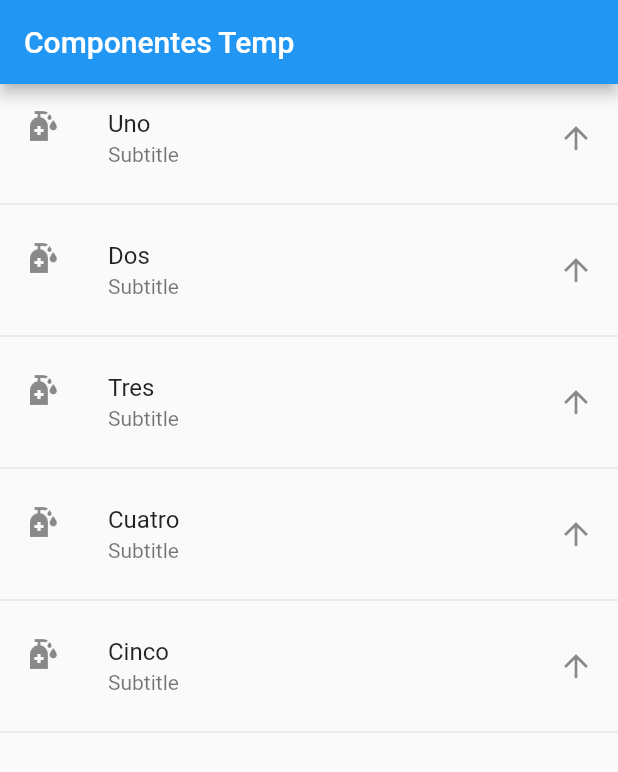
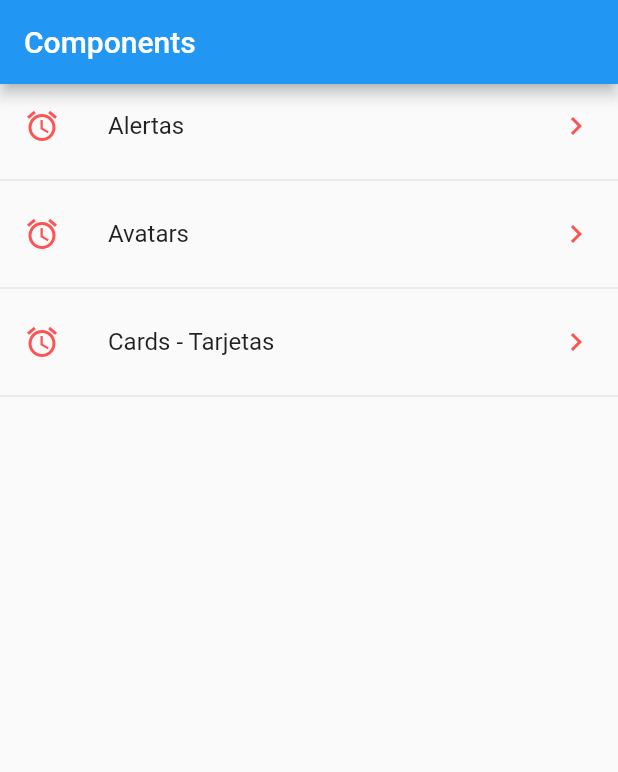
Before and after one commit to victand98/flutter-components, a Flutter app: the screen it shows after launch, on a phone screen of 412 x 824 dp. Shown: the top 772 px of the screen. Run offline on Flutter 3.47's test engine with Material 2 defaults, Android fonts, the phone set to English and light mode, and no system bars.

Commit message:
Reading Json and FutureBuilder

```diff
--- /dev/null
+++ b/data/menu-opts.json
@@ -0,0 +1,20 @@
+{
+    "nombreApp" : "Componentes",
+    "rutas" : [
+        {
+            "ruta" : "alert",
+            "icon" : "add_alert",
+            "texto": "Alertas"
+        },
+        {
+            "ruta" : "avatar",
+            "icon" : "accessibility",
+            "texto": "Avatars"
+        },
+        {
+            "ruta" : "card",
+            "icon" : "folder_open",
+            "texto": "Cards - Tarjetas"
+        }
+    ]
+}
--- a/lib/main.dart
+++ b/lib/main.dart
@@ -1,6 +1,6 @@
 import 'package:flutter/material.dart';
 
-import 'package:components/src/pages/home_temp.dart';
+import 'package:components/src/pages/home_page.dart';
 
 void main() => runApp(MyApp());
 
@@ -10,6 +10,6 @@
     return MaterialApp(
         title: 'Componentes',
         debugShowCheckedModeBanner: false,
-        home: HomePageTemp());
+        home: HomePage());
   }
 }
--- /dev/null
+++ b/lib/src/pages/home_page.dart
@@ -0,0 +1,42 @@
+import 'package:flutter/material.dart';
+
+import 'package:components/src/providers/menu_provider.dart';
+
+class HomePage extends StatelessWidget {
+  @override
+  Widget build(BuildContext context) {
+    return Scaffold(
+      appBar: AppBar(
+        title: Text("Components"),
+      ),
+      body: _list(),
+    );
+  }
+
+  Widget _list() {
+    return FutureBuilder(
+      future: menuProvider.loadData(),
+      // initialData: [], // optional
+      builder: (context, AsyncSnapshot<List<dynamic>> snapshot) => ListView(
+        children: _listItems(snapshot.data),
+      ),
+    );
+  }
+
+  List<Widget> _listItems(List<dynamic> data) {
+    final List<Widget> options = [];
+
+    data.forEach((element) {
+      final widgetTemp = ListTile(
+        title: Text(element["texto"]),
+        leading: Icon(Icons.access_alarm, color: Colors.redAccent),
+        trailing: Icon(Icons.keyboard_arrow_right, color: Colors.redAccent),
+        onTap: () {},
+      );
+
+      options..add(widgetTemp)..add(Divider());
+    });
+
+    return options;
+  }
+}
```
Also changed, not shown: lib/src/providers/menu_provider.dart (added, +18 -0 lines), pubspec.yaml (+3 -5 lines).
